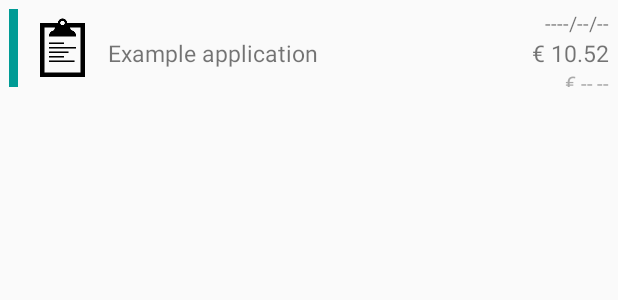
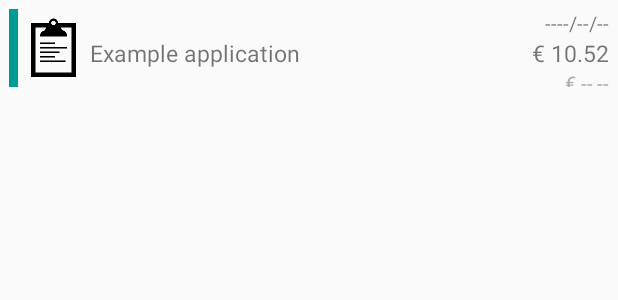
Before and after one commit to antorof/RoomMates, an Android app: the layout list_group_bills.xml on its own in the app's theme, with its tools: preview values and no code run, on a phone screen of 412 x 824 dp. Shown: the top 300 px of the screen. Run offline under Robolectric (Android 15) with nearby library versions, the phone set to English and light mode, and no system bars.

Commit message:
.- Improved: menos margen entre el indicador de pago, la imagen y el nombre de la factura para que se aproveche mejor el espacio.

```diff
--- a/RoomMates/src/main/res/layout/list_group_bills.xml
+++ b/RoomMates/src/main/res/layout/list_group_bills.xml
@@ -26,8 +26,6 @@
 	        android:id="@+id/listIcon"
 	        android:layout_width="wrap_content"
 	        android:layout_height="wrap_content"
-	        android:layout_marginLeft="6dip"
-	        android:layout_marginRight="6dip"
 	        android:layout_gravity="center"
 	        android:contentDescription="Icono del roommate"
 	        android:src="@drawable/ic_bills_dark" />
```
